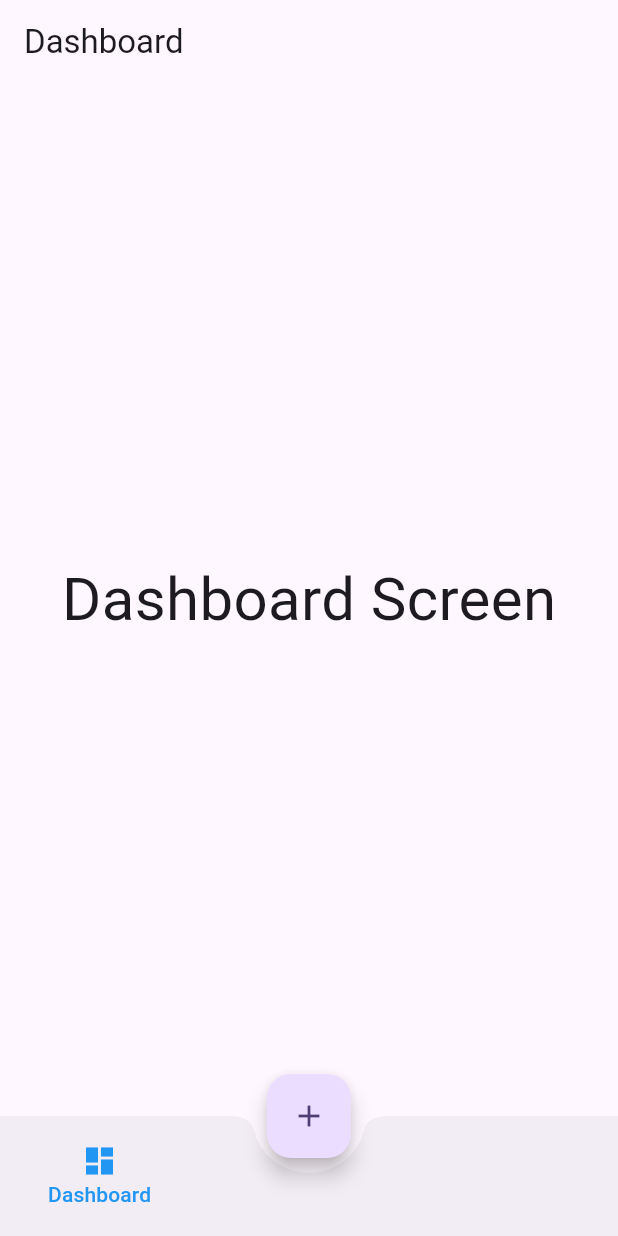
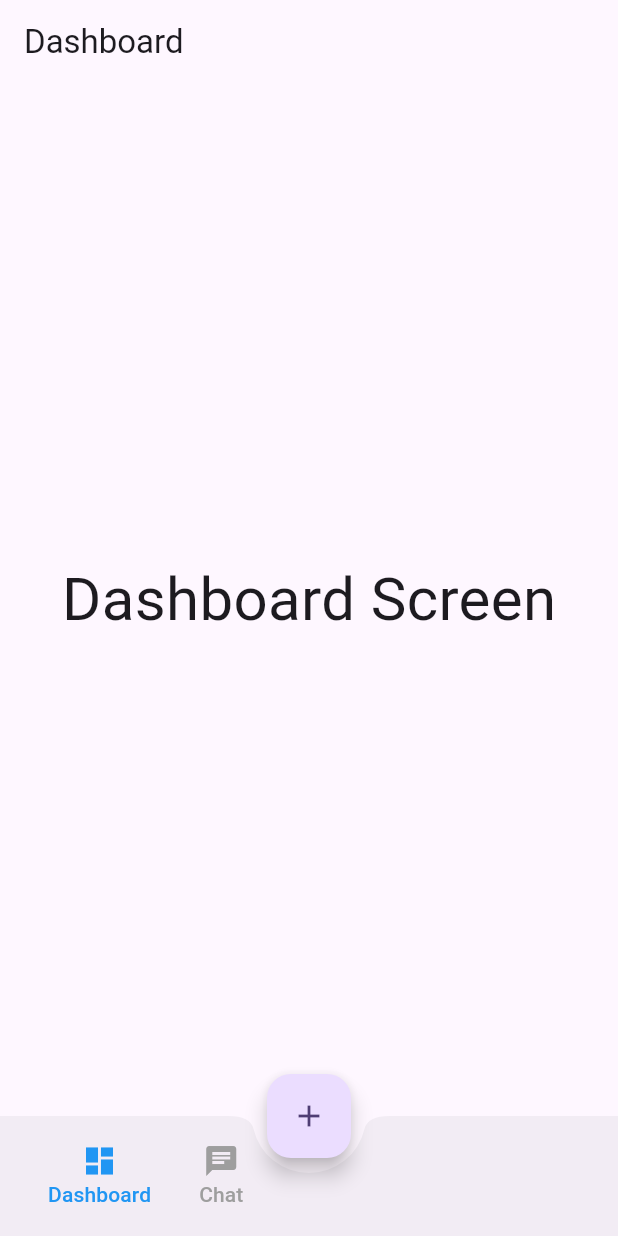
Before and after one commit to WillyAgustri/Flutter-FAB-Navigation, a Flutter app: the screen it shows after launch, on a phone screen of 412 x 824 dp. Run offline on Flutter 3.47's test engine with Material 3 defaults, Android fonts, the phone set to English and light mode, and no system bars.

Commit message:
Feat:Chat Nav

```diff
--- a/lib/home.dart
+++ b/lib/home.dart
@@ -40,7 +40,7 @@ class _HomeState extends State<Home> {
               height: 60,
               child: Row(
                 mainAxisAlignment: MainAxisAlignment.spaceBetween,
-                children: [
+                children: <Widget>[
                   Row(crossAxisAlignment: CrossAxisAlignment.start, children: [
                     MaterialButton(
                       minWidth: 40,
@@ -65,6 +65,30 @@ class _HomeState extends State<Home> {
                                       : Colors.grey),
                             )
                           ]),
+                    ),
+                    MaterialButton(
+                      minWidth: 40,
+                      onPressed: () {
+                        setState(() {
+                          currentScreen = Chat();
+                          currentTab = 1;
+                        });
+                      },
+                      child: Column(
+                          mainAxisAlignment: MainAxisAlignment.center,
+                          children: [
+                            Icon(Icons.chat,
+                                color: currentTab == 1
+                                    ? Colors.blue
+                                    : Colors.grey),
+                            Text(
+                              'Chat',
+                              style: TextStyle(
+                                  color: currentTab == 1
+                                      ? Colors.blue
+                                      : Colors.grey),
+                            )
+                          ]),
                     )
                   ])
                 ],
```
